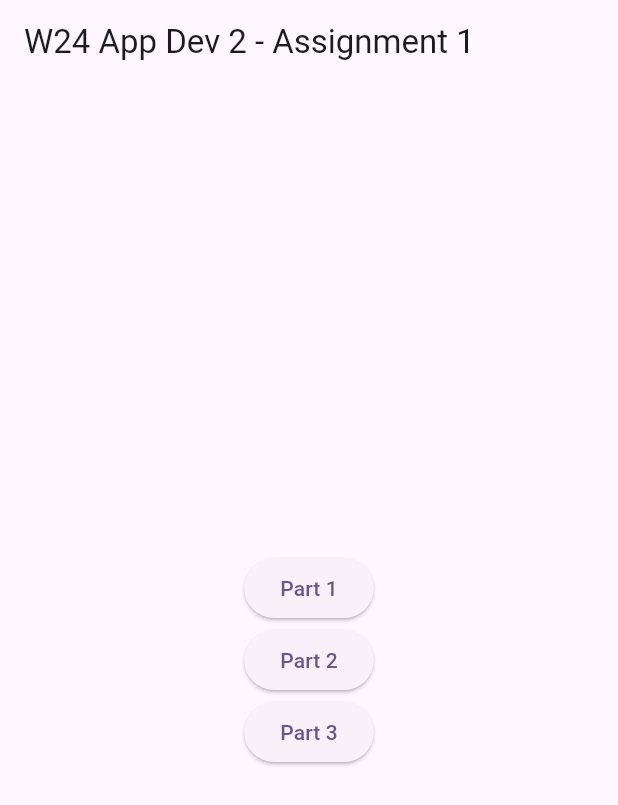
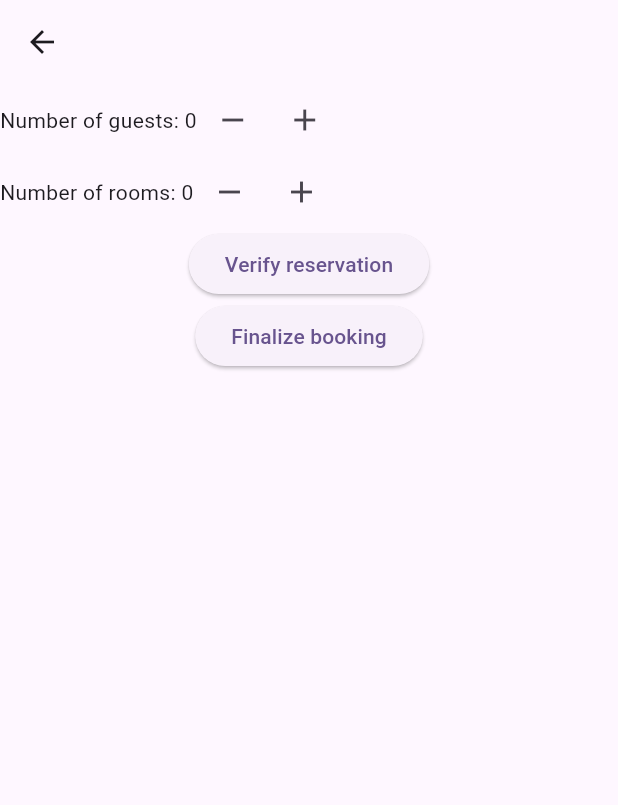
Before and after one commit to AlexanderCecile/w24_app_dev_assignment_1, a Flutter app: the screen it shows after launch, after a tap on "Part 2", on a phone screen of 412 x 824 dp. Shown: the top 805 px of the screen. Run offline on Flutter 3.47's test engine with Material 3 defaults, Android fonts, the phone set to English and light mode, and no system bars.

Commit message:
Completed part 2

```diff
--- a/lib/main.dart
+++ b/lib/main.dart
@@ -1,5 +1,6 @@
 import 'package:flutter/material.dart';
-import 'part_1.dart';
+import 'package:w24_app_dev_assignment_1/part_1.dart';
+import 'package:w24_app_dev_assignment_1/part_2.dart';
 
 void main() {
   runApp(const MyApp());
@@ -27,7 +28,7 @@ class HomePage extends StatelessWidget {
   @override
   Widget build(BuildContext context) {
     return Scaffold(
-      appBar: AppBar(title: Text('W24 App Dev 2 - Assignment 1')),
+      appBar: AppBar(title: const Text('W24 App Dev 2 - Assignment 1')),
       body: Center(
         child: Column(
           mainAxisAlignment: MainAxisAlignment.center,
@@ -36,19 +37,25 @@ class HomePage extends StatelessWidget {
               onPressed: () {
                 Navigator.of(context).push(
                   MaterialPageRoute(
-                    builder: (context) => LoginScreen(),
+                    builder: (context) => const LoginScreen(),
                   ),
                 );
               },
-              child: Text('Part 1'),
+              child: const Text('Part 1'),
+            ),
+            ElevatedButton(
+              onPressed: () {
+                Navigator.of(context).push(
+                  MaterialPageRoute(
+                    builder: (context) => const BookingScreen(),
+                  ),
+                );
+              },
+              child: const Text('Part 2'),
             ),
             ElevatedButton(
               onPressed: () {},
-              child: Text('Part 2'),
-            ),
-            ElevatedButton(
-              onPressed: () {},
-              child: Text('Part 3'),
+              child: const Text('Part 3'),
             ),
           ],
         ),
--- /dev/null
+++ b/lib/part_2.dart
@@ -0,0 +1,81 @@
+import 'package:flutter/material.dart';
+
+class BookingScreen extends StatefulWidget {
+  const BookingScreen({super.key});
+
+  @override
+  State<BookingScreen> createState() => _BookingScreenState();
+}
+
+class _BookingScreenState extends State<BookingScreen> {
+  int _guestCounter = 0;
+  int _roomCounter = 0;
+
+  void _incrementGuest() {
+    setState(() {
+      _guestCounter++;
+    });
+  }
+
+  void _decrementGuest() {
+    if (_guestCounter >= 1) {
+      setState(() {
+        _guestCounter--;
+      });
+    }
+  }
+
+  void _incrementRoom() {
+    setState(() {
+      _roomCounter++;
+    });
+  }
+
+  void _decrementRoom() {
+    if (_roomCounter >= 1) {
+      setState(() {
+        _roomCounter--;
+      });
+    }
+  }
+
+  @override
+  Widget build(BuildContext context) {
+    return Scaffold(
+      appBar: AppBar(),
+      body: Column(children: [
+        Row(children: [
+          Text('Number of guests: ${_guestCounter}'),
+          IconButton(
+              onPressed: _decrementGuest, icon: const Icon(Icons.remove)),
+          IconButton(onPressed: _incrementGuest, icon: const Icon(Icons.add))
+        ]),
+        Row(children: [
+          Text('Number of rooms: ${_roomCounter}'),
+          IconButton(onPressed: _decrementRoom, icon: const Icon(Icons.remove)),
+          IconButton(onPressed: _incrementRoom, icon: const Icon(Icons.add))
+        ]),
+        ElevatedButton(
+            onPressed: () {
+              ScaffoldMessenger.of(context).showSnackBar(SnackBar(
+                  content: Text(
+                      'Currently selected: ${_guestCounter} guests and ${_roomCounter} rooms')));
+            },
+            child: const Text('Verify reservation')),
+        ElevatedButton(
+            onPressed: () {
+              Navigator.of(context).push(
+                MaterialPageRoute(
+                  builder: (context) => Scaffold(
+                    appBar: AppBar(),
+                    body: Text(
+                        'Booking successful. You selected ${_guestCounter} guests and ${_roomCounter} rooms.'),
+                  ),
+                ),
+              );
+            },
+            child: const Text('Finalize booking'))
+      ]),
+    );
+  }
+}
```
Also changed, not shown: lib/part_1.dart (+38 -10 lines).
